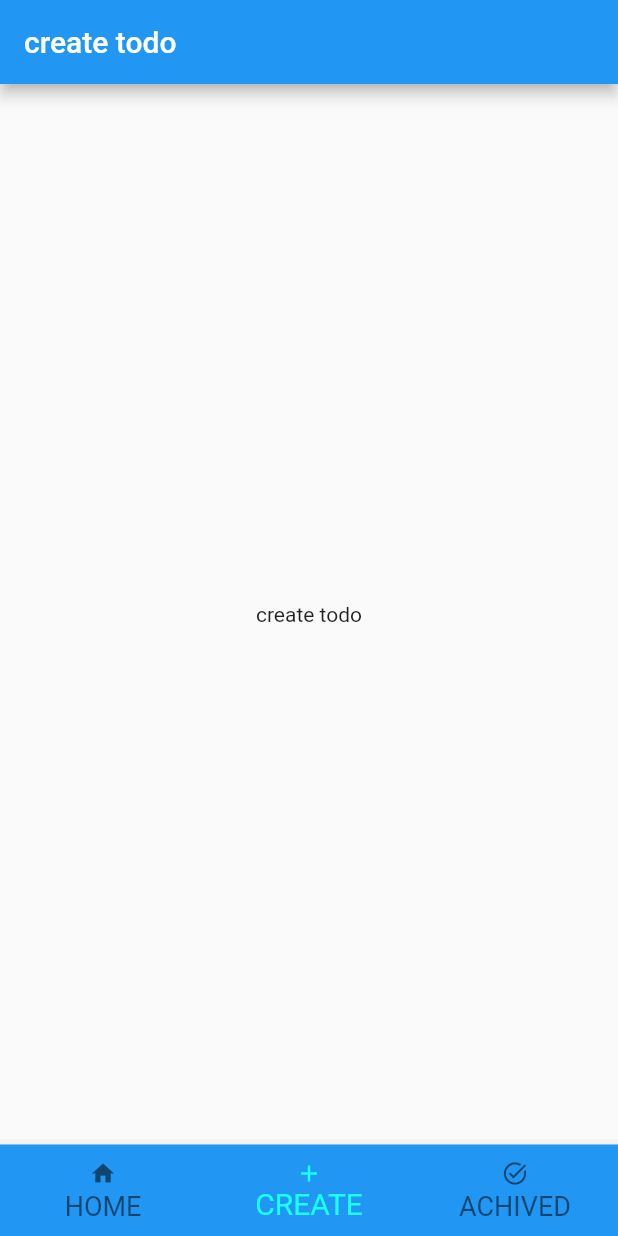
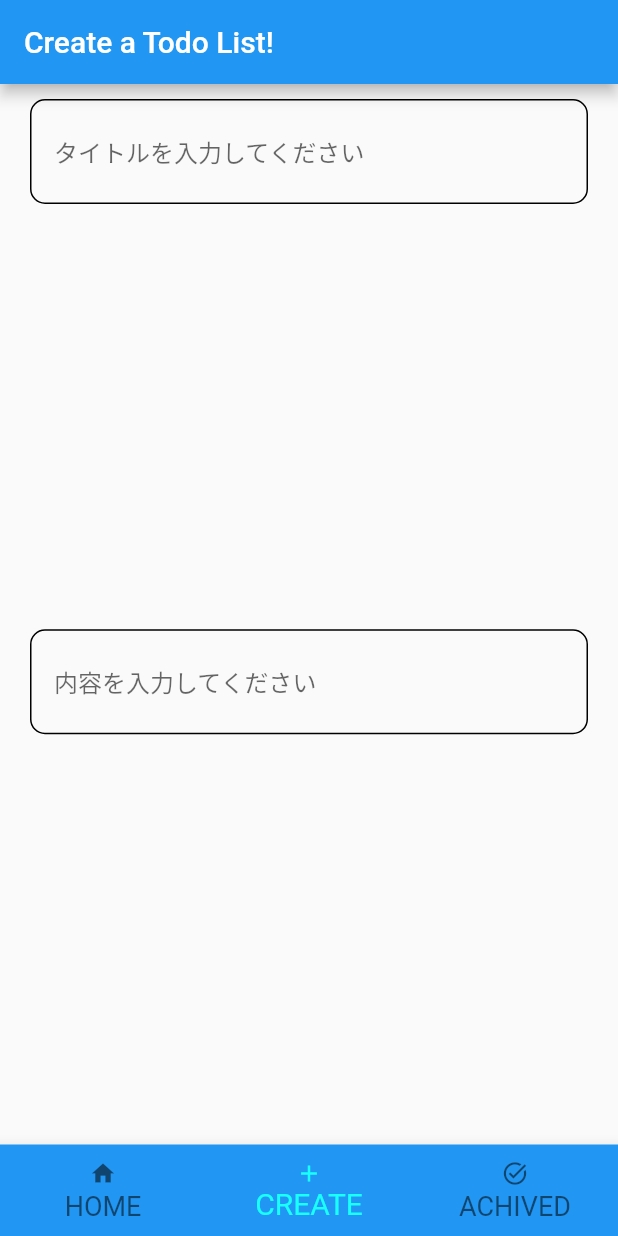
Before and after one commit to marlion01/to_do_list_with_flutter, a Flutter app: the screen it shows after launch, item 2 of the bottom bar chosen, on a phone screen of 412 x 824 dp. Run offline on Flutter 3.47's test engine with Material 2 defaults, Android fonts, the phone set to English and light mode, and no system bars.

Commit message:
"create_todoでタイトルと内容がInputできる。しかし画面の許容pixelを超えるとエラーbottomoverflowが起きる。solution:singleChildScroolView()でなんとかする"

```diff
--- a/lib/src/screen/create_todo.dart
+++ b/lib/src/screen/create_todo.dart
@@ -5,11 +5,70 @@ class CreateTodo extends StatelessWidget{
   Widget build(BuildContext context) {
     return Scaffold(
         appBar: AppBar(
-          title: const Text('create todo'),
+          title: const Text("Create a Todo List!"),
         ),
-        body: const Center(
-          child: Text('create todo'),
-        )
+        body:Column(
+          mainAxisAlignment: MainAxisAlignment.center,
+          children: [
+            Container(
+              decoration: BoxDecoration(
+                border: Border.all(
+                    color: Colors.black
+                ),
+                borderRadius: BorderRadius.circular(10),
+              ),
+              margin: const EdgeInsets.symmetric(
+                vertical: 10,
+                horizontal: 20,
+              ),
+              padding: const EdgeInsets.symmetric(
+                vertical: 10,
+                horizontal: 15,
+              ),
+              child: const TextField(
+                keyboardType: TextInputType.multiline,
+                maxLines:  1,
+                decoration: InputDecoration(
+                  hintText: "タイトルを入力してください",
+                  border: InputBorder.none,
+                ),
+              ),
+            ),
+            Expanded(
+              child: Form(
+                child: Column(
+                  mainAxisAlignment: MainAxisAlignment.center,
+                  children: [
+                    Container(
+                      decoration: BoxDecoration(
+                        border: Border.all(
+                            color: Colors.black
+                        ),
+                        borderRadius: BorderRadius.circular(10),
+                      ),
+                      margin: const EdgeInsets.symmetric(
+                        vertical: 10,
+                        horizontal: 20,
+                      ),
+                      padding: const EdgeInsets.symmetric(
+                        vertical: 10,
+                        horizontal: 15,
+                      ),
+                      child: const TextField(
+                        keyboardType: TextInputType.multiline,
+                        maxLines: null,
+                        decoration: InputDecoration(
+                          hintText: "内容を入力してください",
+                          border: InputBorder.none,
+                        ),
+                        style: TextStyle(
+                        ),
+                      ),
+                    )
+                  ],
+            ),),),
+          ],
+        ),
     );
   }
 }
```
Also changed, not shown: lib/src/screen/home.dart (+16 -0 lines), lib/src/settings/settings.dart (+16 -0 lines), 1 other file.
